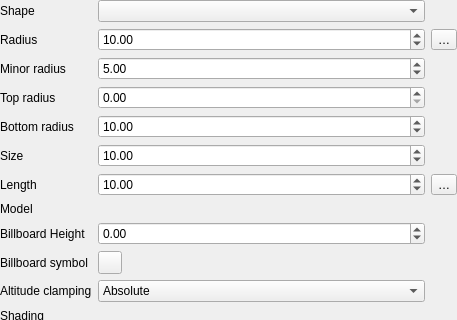
qgis/QGIS, file src/ui/3d/point3dsymbolwidget.ui: the form before one commit; both pictures show x 0 to 457 and y 0 to 320 of the 457 by 562 pixel window.
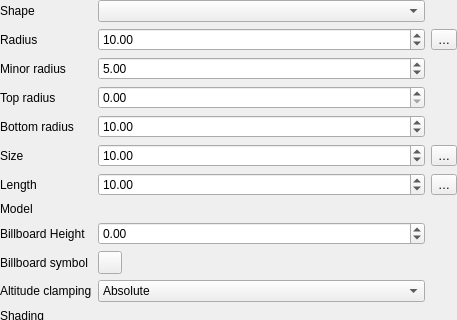
The form after the commit. Custom widgets are drawn as their Qt base class.

Commit message: qgspoint3dsymbolwidget: Add support for data defined size

Diff of the .ui file:
```diff
--- a/src/ui/3d/point3dsymbolwidget.ui
+++ b/src/ui/3d/point3dsymbolwidget.ui
@@ -234,6 +234,13 @@
        </property>
       </widget>
      </item>
+     <item row="5" column="2">
+      <widget class="QgsPropertyOverrideButton" name="mBtnSizeOverride">
+       <property name="text">
+        <string>…</string>
+       </property>
+      </widget>
+     </item>
      <item row="9" column="1">
       <layout class="QHBoxLayout" name="horizontalLayout_2">
        <item>
```
Left out of the diff: 1 changed line with no effect on the pictures. The commit also changes 1 other file.
